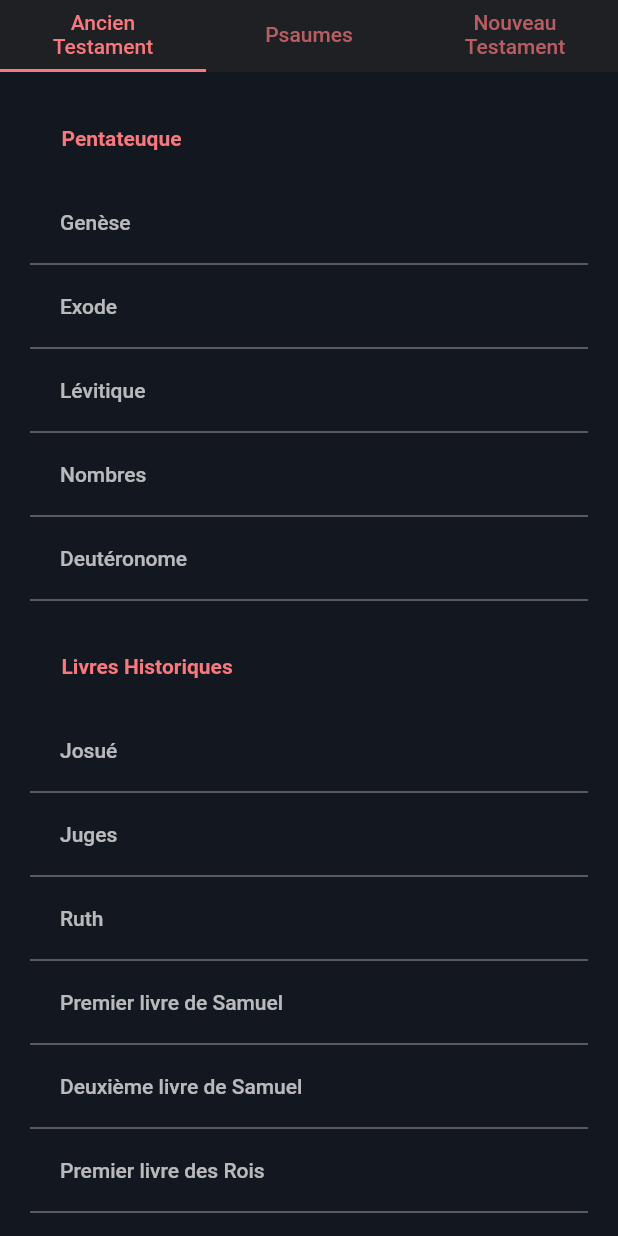
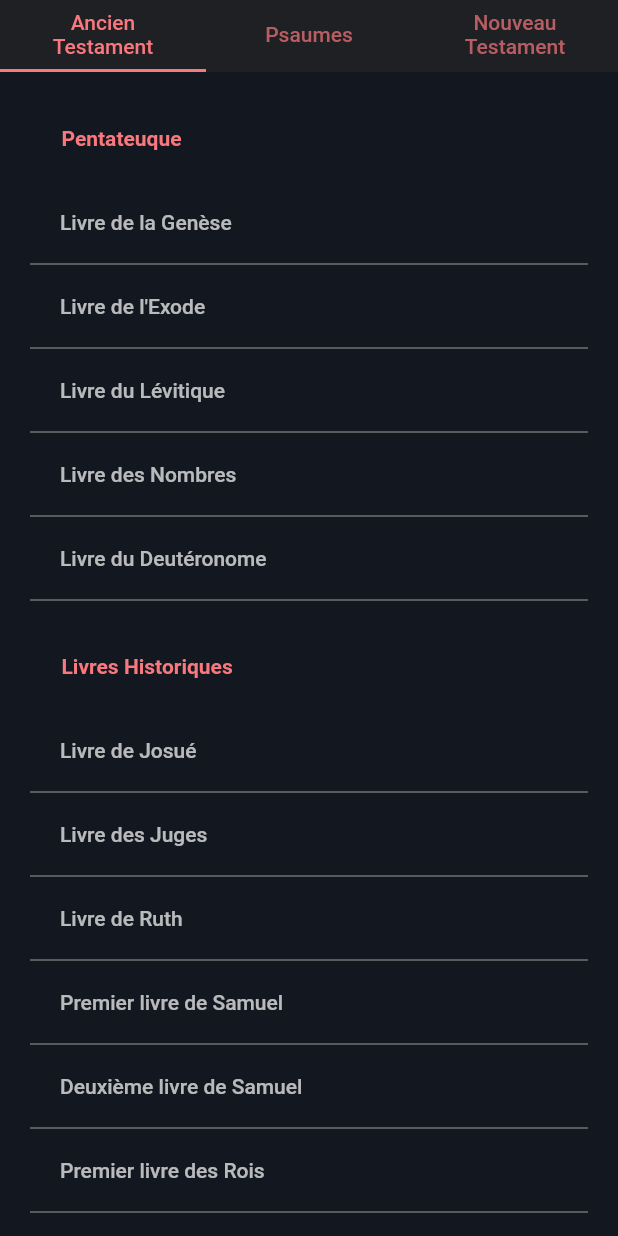
Before and after one commit to nathanael-h/aelf-flutter, a Flutter app: the BibleListsScreen screen opened directly, on a phone screen of 412 x 824 dp. Run offline on Flutter 3.47's test engine with Material 3 defaults, Android fonts, the phone set to English and light mode, and no system bars; our stand-ins replace after_layout, connectivity_plus, device_info_plus, diacritic, flutter_html, flutter_linkify and 6 more; missing offline and left inert: shared_preferences_web, unorm_dart; accounts and stored records are empty; network calls fail.

Commit message:
fix:[lib/app_screens]: use long form for Bible books title and more:
For the record, here is a summary of naming for a few books in différent Bibles I have at home: Bible editionGnHeAELF printed (smallest one, "Edition de poche")GenèseLettre aux HébreuxAELF printed (Medium size, "Edition de voyage" and big size with golden edges, "Edition de référence Grand Format")*All books titles are preceded by an entry to a book introduction, using the long format. Example : "Introduction au livre de la Genèse" and "Introduction à la Lettre aux Hébreux"Genèse*Lettre aux Hébreux*https://aelf.org/bibleLivre de la GenèseLettre aux HébreuxAELF AndroidLa GenèseÉpître aux HébreuxAELF iOSLa GenèseÉpître aux HébreuxBible de JérusalemLa GenèseL'Épître aux HébreuxBible Second 21 (protestante, sold 1,50€)GenèseHébreuxThomson (protestante)GenèseHébreuxAfter discussions, reading and thinking I think we could follow what this Merge Request suggest : Use long form Easy to readLike in the aelf.org/bible websiteMore or less like AELF big and medium printed editions that use the long form for the introduction entriesFix capitalize issuesSaint --> saint and more, cf the diff 😉 Don't factorize too muchFactorized list might not be easy to understand for some peopleNeither printed AELF Bibles, not aelf.org/bible use that a lotFactorize a little for Saint Paul lettersFor some books I still have doubts:L'Écclésiaste (Qohélet)Livre de Ben Sira le Sage ou Ecclésiastique (Siracide)I am unsure the aelf.org/bible website is a good source:L'ecclésiaste --> Should the E be capitalized?Livre d'Ezekiel --> no accent, strange? Should be Ézékiel, isn'it?Livre de Nahum on aelf.org/bible / Livre de Nahoum on printed AELF Bible ... pfff 🙄 Livre d'Habaquc on aelf.org/bible / Livre d'Habacuc on printed AELF BibleLivre de l'Apocalypse on aelf.org/bible / Apocalypse on Printed AELF BibleLivre de Ben Sira with or without "le Sage" ?

```diff
--- a/lib/app_screens/bible_lists_screen.dart
+++ b/lib/app_screens/bible_lists_screen.dart
@@ -45,55 +45,55 @@ class _BibleListsScreenState extends State<BibleListsScreen> {
     //SectionItem("Pentateuque"),
     //BookItem("La Génèse", "Gn"),
     SectionItem("Pentateuque"),
-    BookItem("Genèse", "Gn", 50),
-    BookItem("Exode", "Ex", 40),
-    BookItem("Lévitique", "Lv", 27),
-    BookItem("Nombres", "Nb", 36),
-    BookItem("Deutéronome", "Dt", 34),
+    BookItem("Livre de la Genèse", "Gn", 50),
+    BookItem("Livre de l'Exode", "Ex", 40),
+    BookItem("Livre du Lévitique", "Lv", 27),
+    BookItem("Livre des Nombres", "Nb", 36),
+    BookItem("Livre du Deutéronome", "Dt", 34),
     SectionItem("Livres Historiques"),
-    BookItem("Josué", "Jos", 24),
-    BookItem("Juges", "Jg", 21),
-    BookItem("Ruth", "Rt", 4),
+    BookItem("Livre de Josué", "Jos", 24),
+    BookItem("Livre des Juges", "Jg", 21),
+    BookItem("Livre de Ruth", "Rt", 4),
     BookItem("Premier livre de Samuel", "1S", 31),
     BookItem("Deuxième livre de Samuel", "2S", 24),
     BookItem("Premier livre des Rois", "1R", 22),
     BookItem("Deuxième livre des Rois", "2R", 25),
     BookItem("Premier livre des Chroniques", "1Ch", 29),
     BookItem("Deuxième livre des Chroniques", "2Ch", 36),
-    BookItem("Esdras", "Esd", 10),
-    BookItem("Néhémie", "Ne", 13),
-    BookItem("Tobie", "Tb", 14),
-    BookItem("Judith", "Jdt", 16),
-    BookItem("Esther", "Est", 11),
+    BookItem("Livre d'Esdras", "Esd", 10),
+    BookItem("Livre de Néhémie", "Ne", 13),
+    BookItem("Livre de Tobie", "Tb", 14),
+    BookItem("Livre de Judith", "Jdt", 16),
+    BookItem("Livre d'Esther", "Est", 11),
     BookItem("Premier livre des Martyrs d'Israël", "1M", 16),
     BookItem("Deuxième livre des Martyrs d'Israël", "2M", 15),
     SectionItem("Livres poétiques et sapientiaux"),
-    BookItem("Job", "Jb", 42),
-    BookItem("Proverbes", "Pr", 31),
-    BookItem("Écclésiaste (Qohélet)", "Qo", 12),
+    BookItem("Livre de Job", "Jb", 42),
+    BookItem("Livre des Proverbes", "Pr", 31),
+    BookItem("Livre de l'Écclésiaste (ou Qohèlet)", "Qo", 12),
     BookItem("Cantique des Cantiques", "Ct", 8),
-    BookItem("Sagesse", "Sg", 19),
-    BookItem("Écclésiastique (Siracide)", "Si", 52),
+    BookItem("Livre de la Sagesse", "Sg", 19),
+    BookItem("Livre de Ben Sira (ou Ecclésiastique)", "Si", 52),
     SectionItem("Livres Prophétiques"),
-    BookItem("Isaïe", "Is", 66),
-    BookItem("Jérémie", "Jr", 52),
-    BookItem("Les Lamentations", "Lm", 5),
-    BookItem("Baruch", "Ba", 5),
+    BookItem("Livre d'Isaïe", "Is", 66),
+    BookItem("Livre de Jérémie", "Jr", 52),
+    BookItem("Livre des Lamentations", "Lm", 5),
+    BookItem("Livre de Baruch", "Ba", 5),
     BookItem("Lettre de Jérémie", "1Jr", 1),
-    BookItem("Ézékiel", "Ez", 48),
-    BookItem("Daniel", "Dn", 14),
-    BookItem("Osée", "Os", 14),
-    BookItem("Joël", "Jl", 4),
-    BookItem("Amos", "Am", 9),
-    BookItem("Abdias", "Ab", 1),
-    BookItem("Jonas", "Jon", 4),
-    BookItem("Michée", "Mi", 7),
-    BookItem("Nahum", "Na", 3),
-    BookItem("Habaquq", "Ha", 3),
-    BookItem("Sophonie", "So", 3),
-    BookItem("Aggée", "Ag", 2),
-    BookItem("Zacharie", "Za", 14),
-    BookItem("Malachie", "Ml", 3),
+    BookItem("Livre d'Ézékiel", "Ez", 48),
+    BookItem("Livre de Daniel", "Dn", 14),
+    BookItem("Livre d'Osée", "Os", 14),
+    BookItem("Livre de Joël", "Jl", 4),
+    BookItem("Livre d'Amos", "Am", 9),
+    BookItem("Livre d'Abdias", "Ab", 1),
+    BookItem("Livre de Jonas", "Jon", 4),
+    BookItem("Livre de Michée", "Mi", 7),
+    BookItem("Livre de Nahum", "Na", 3),
+    BookItem("Livre d'Habaquc", "Ha", 3),
+    BookItem("Livre de Sophonie", "So", 3),
+    BookItem("Livre d'Aggée", "Ag", 2),
+    BookItem("Livre de Zacharie", "Za", 14),
+    BookItem("Livre de Malachie", "Ml", 3),
   ];
   List listNewTestamentBooks = [
     SectionItem("Évangiles"),
@@ -104,27 +104,27 @@ class _BibleListsScreenState extends State<BibleListsScreen> {
     SectionItem("Actes"),
     BookItem("Actes des Apôtres", "Ac", 22),
     SectionItem("Lettres de saint Paul"),
-    BookItem("Aux Romains", "Rm", 16),
-    BookItem("Première aux Corinthiens", "1Co", 16),
-    BookItem("Deuxième aux Corinthiens", "2Co", 13),
-    BookItem("Aux Galates", "Ga", 6),
-    BookItem("Aux Éphésiens", "Ep", 6),
-    BookItem("Aux Philippiens", "Ph", 4),
-    BookItem("Aux Colossiens", "Col", 4),
-    BookItem("Première aux Thessaloniciens", "1Th", 4),
-    BookItem("Deuxième aux Thessaloniciens", "2Th", 3),
-    BookItem("Première à Timothée", "1Tm", 6),
-    BookItem("Deuxième à Timothée", "2Tm", 4),
-    BookItem("À Tite", "Tt", 3),
-    BookItem("À Philémon", "Phm", 1),
-    BookItem("Aux Hébreux", "He", 13),
+    BookItem("Lettre aux Romains", "Rm", 16),
+    BookItem("Première lettre aux Corinthiens", "1Co", 16),
+    BookItem("Deuxième lettre aux Corinthiens", "2Co", 13),
+    BookItem("Lettre aux Galates", "Ga", 6),
+    BookItem("Lettre aux Éphésiens", "Ep", 6),
+    BookItem("Lettre aux Philippiens", "Ph", 4),
+    BookItem("Lettre aux Colossiens", "Col", 4),
+    BookItem("Première lettre aux Thessaloniciens", "1Th", 4),
+    BookItem("Deuxième lettre aux Thessaloniciens", "2Th", 3),
+    BookItem("Première lettre à Timothée", "1Tm", 6),
+    BookItem("Deuxième lettre à Timothée", "2Tm", 4),
+    BookItem("Lettre à Tite", "Tt", 3),
+    BookItem("Lettre à Philémon", "Phm", 1),
+    BookItem("Lettre aux Hébreux", "He", 13),
     SectionItem("Lettres catholiques"),
-    BookItem("De saint Jacques", "Jc", 5),
-    BookItem("Première de saint Pierre", "1P", 5),
-    BookItem("Deuxième de saint Pierre", "2P", 3),
-    BookItem("Première de saint Jean", "1Jn", 5),
-    BookItem("Deuxième de saint Jean", "2Jn", 1),
-    BookItem("Troisième de saint Jean", "3Jn", 1),
+    BookItem("Lettre de saint Jacques", "Jc", 5),
+    BookItem("Première lettre de saint Pierre", "1P", 5),
+    BookItem("Deuxième lettre de saint Pierre", "2P", 3),
+    BookItem("Première lettre de saint Jean", "1Jn", 5),
+    BookItem("Deuxième lettre de saint Jean", "2Jn", 1),
+    BookItem("Troisième lettre de saint Jean", "3Jn", 1),
     BookItem("Lettre de saint Jude", "Jude", 1),
     SectionItem("Apocalypse"),
     BookItem("Apocalypse", "Ap", 22),
```
